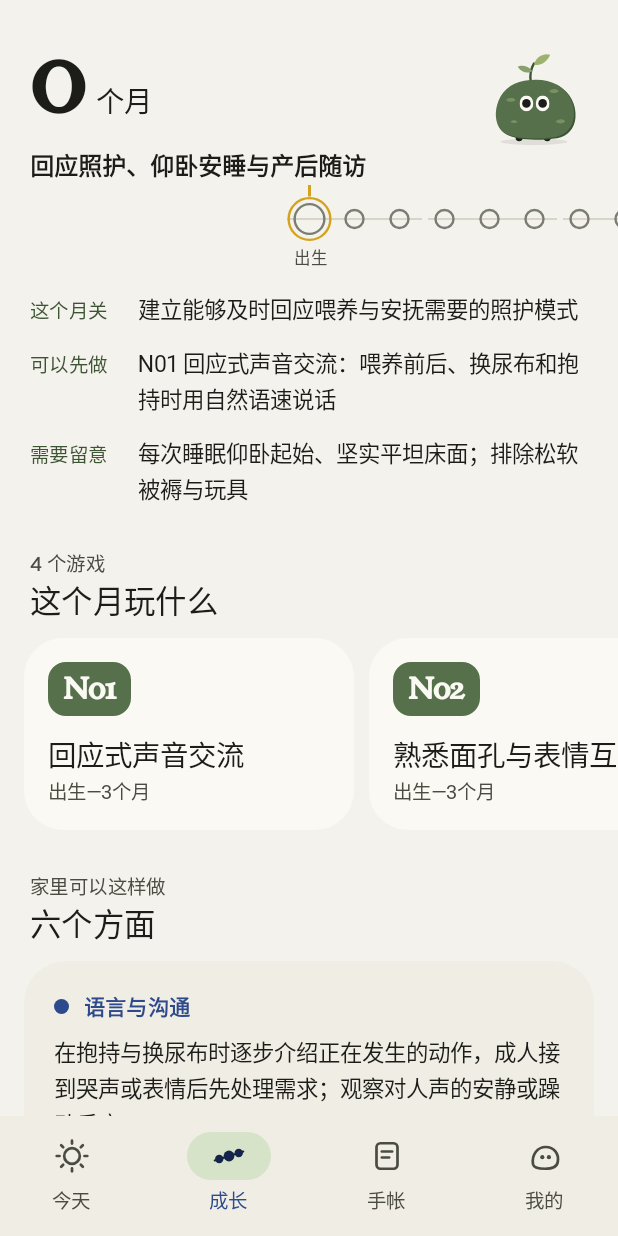
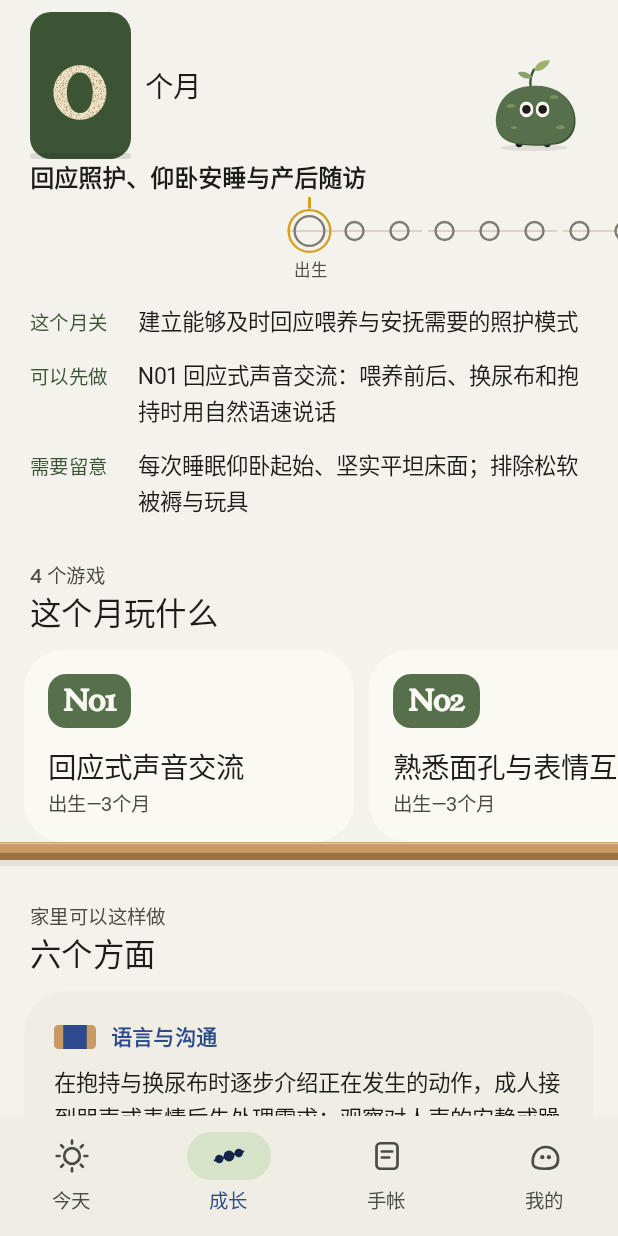
Before and after one commit to mjuvdeysii/mossling, an Android app built with Jetpack Compose: the GrowScreen screen opened through its navigation route, on a phone screen of 412 x 824 dp. Run offline under Robolectric (Android 15) with nearby library versions, the phone set to English and light mode, and no system bars; our stand-ins replace Room's generated code; Roboto replaces fonts that are not available here.

Commit message:
Mossling: Montessori vocabulary — sandpaper numerals, work tray, shelf, colour tablets, number rods, pink tower; dark-theme content colour fix; plan updated
Co-Authored-By: Claude Opus 5.5 <noreply@anthropic.com>
Claude-Session: https://claude.ai/code/session_01UTvD6AgKvTyZ1ghsbDDvi8

```diff
--- a/app/src/main/java/app/mossling/MosslingRoot.kt
+++ b/app/src/main/java/app/mossling/MosslingRoot.kt
@@ -15,6 +15,7 @@ import androidx.compose.material3.NavigationBar
 import androidx.compose.material3.NavigationBarItem
 import androidx.compose.material3.NavigationBarItemDefaults
 import androidx.compose.material3.Scaffold
+import androidx.compose.material3.Surface
 import androidx.compose.material3.SnackbarDuration
 import androidx.compose.material3.SnackbarHost
 import androidx.compose.material3.SnackbarHostState
@@ -87,8 +88,9 @@ private val Tabs = listOf(
 fun MosslingRoot(vm: AppViewModel, open: MutableStateFlow<String?>, askNotifications: () -> Unit = {}) {
     val ui by vm.ui.collectAsStateWithLifecycle()
     MosslingTheme(ui.settings.theme, ui.settings.companion) {
-        Box(Modifier.fillMaxSize().background(MaterialTheme.colorScheme.background)) {
-            if (!ui.ready) return@Box
+        // a Surface, not a bare background: it also sets the content colour, so text is right in the dark theme
+        Surface(Modifier.fillMaxSize(), color = MaterialTheme.colorScheme.background, contentColor = MaterialTheme.colorScheme.onBackground) {
+            if (!ui.ready) return@Surface
             var birthDialog by remember { mutableStateOf(false) }
             if (!ui.settings.onboarded) Onboarding(onBirth = { birthDialog = true }, onSkip = vm::finishOnboarding)
             else Shell(vm, open, askNotifications) { birthDialog = true }
--- /dev/null
+++ b/app/src/main/java/app/mossling/ui/components/Montessori.kt
@@ -0,0 +1,154 @@
+package app.mossling.ui.components
+
+import androidx.compose.foundation.Canvas
+import androidx.compose.foundation.layout.Box
+import androidx.compose.foundation.layout.BoxScope
+import androidx.compose.foundation.layout.Column
+import androidx.compose.foundation.layout.ColumnScope
+import androidx.compose.foundation.layout.fillMaxWidth
+import androidx.compose.foundation.layout.height
+import androidx.compose.foundation.layout.padding
+import androidx.compose.foundation.layout.size
+import androidx.compose.material3.MaterialTheme
+import androidx.compose.material3.Text
+import androidx.compose.runtime.Composable
+import androidx.compose.runtime.remember
+import androidx.compose.ui.Modifier
+import androidx.compose.ui.draw.drawBehind
+import androidx.compose.ui.geometry.CornerRadius
+import androidx.compose.ui.geometry.Offset
+import androidx.compose.ui.geometry.Size
+import androidx.compose.ui.graphics.Brush
+import androidx.compose.ui.graphics.Color
+import androidx.compose.ui.graphics.ImageBitmap
+import androidx.compose.ui.graphics.ImageShader
+import androidx.compose.ui.graphics.ShaderBrush
+import androidx.compose.ui.graphics.TileMode
+import androidx.compose.ui.graphics.asImageBitmap
+import androidx.compose.ui.graphics.drawscope.Stroke
+import androidx.compose.ui.text.TextStyle
+import androidx.compose.ui.unit.Dp
+import androidx.compose.ui.unit.dp
+import app.mossling.ui.theme.Palette
+import kotlin.random.Random
+
+/*
+ * The Montessori classroom, as the app's visual vocabulary:
+ *  - sandpaper numerals on green boards (the child's age),
+ *  - the work tray with its handles (today's play),
+ *  - number rods in alternating red and blue (how much of a kind is recorded),
+ *  - colour tablets with natural wood ends (the six areas),
+ *  - the low open shelf (the month's plays), and the golden bead chain (months).
+ */
+
+private val SandLight = Color(0xFFE9DCC0)
+private val SandDark = Color(0xFFB9A57E)
+val RodRed = Color(0xFFC0392B)
+val RodBlue = Color(0xFF2D4A8C)
+val Wood = Color(0xFFC99B63)
+val WoodDeep = Color(0xFF9C7444)
+val WoodLight = Color(0xFFE2C394)
+val TowerPink = Color(0xFFE6A7A4)
+
+/** A small tile of sand grain, built once; used as the fill of sandpaper numerals. */
+private object Sand {
+    val tile: ImageBitmap by lazy {
+        val n = 48; val px = IntArray(n * n); val r = Random(7)
+        for (i in px.indices) {
+            val t = r.nextFloat()
+            val c = if (t < 0.18f) SandDark else if (t < 0.24f) Color(0xFFF5EEDC) else SandLight
+            px[i] = android.graphics.Color.argb(255, (c.red * 255).toInt(), (c.green * 255).toInt(), (c.blue * 255).toInt())
+        }
+        android.graphics.Bitmap.createBitmap(px, n, n, android.graphics.Bitmap.Config.ARGB_8888).asImageBitmap()
+    }
+    val brush: Brush by lazy { ShaderBrush(ImageShader(tile, TileMode.Repeated, TileMode.Repeated)) }
+}
+
+/** A number in sandpaper, on its green board — the way children first trace numerals. */
+@Composable
+fun SandpaperNumber(text: String, style: TextStyle, modifier: Modifier = Modifier, board: Color = Palette.MossDeep) {
+    Box(
+        modifier.drawBehind {
+            drawRoundRect(board, cornerRadius = CornerRadius(14.dp.toPx()))
+            drawRoundRect(Color.Black.copy(alpha = 0.10f), topLeft = Offset(0f, size.height - 4.dp.toPx()), size = Size(size.width, 4.dp.toPx()), cornerRadius = CornerRadius(14.dp.toPx()))
+        }.padding(horizontal = 14.dp, vertical = 4.dp),
+    ) {
+        Text(text, style = style.copy(brush = Sand.brush))
+    }
+}
+
+/** A wooden work tray: a rim of natural wood, two cut-out handles, the work laid on the felt inside. */
+@Composable
+fun WorkTray(modifier: Modifier = Modifier, felt: Color = MaterialTheme.colorScheme.surfaceContainerLowest, content: @Composable ColumnScope.() -> Unit) {
+    Column(
+        modifier.drawBehind {
+            val r = 30.dp.toPx(); val rim = 10.dp.toPx()
+            drawRoundRect(WoodDeep, topLeft = Offset(0f, 3.dp.toPx()), size = size, cornerRadius = CornerRadius(r))
+            drawRoundRect(Wood, size = Size(size.width, size.height - 2.dp.toPx()), cornerRadius = CornerRadius(r))
+            // grain: two faint lines along the rim
+            drawLine(WoodLight.copy(alpha = 0.7f), Offset(r, rim * 0.45f), Offset(size.width - r, rim * 0.45f), 1.2.dp.toPx())
+            drawLine(WoodLight.copy(alpha = 0.5f), Offset(r, size.height - rim * 0.7f), Offset(size.width - r, size.height - rim * 0.7f), 1.dp.toPx())
+            // handles
+            val hw = 46.dp.toPx(); val hh = 6.dp.toPx()
+            drawRoundRect(WoodDeep, topLeft = Offset(size.width / 2 - hw / 2, rim * 0.3f), size = Size(hw, hh * 0.6f), cornerRadius = CornerRadius(hh))
+            drawRoundRect(felt, topLeft = Offset(rim, rim), size = Size(size.width - rim * 2, size.height - rim * 2 - 2.dp.toPx()), cornerRadius = CornerRadius(r - rim * 0.6f))
+        }.padding(start = 10.dp, end = 10.dp, top = 10.dp, bottom = 12.dp).padding(18.dp),
+        content = content,
+    )
+}
+
+/** A number rod: [total] segments alternating red and blue; the first [n] are filled. */
+@Composable
+fun NumberRod(n: Int, total: Int, modifier: Modifier = Modifier, height: Dp = 12.dp) {
+    val track = MaterialTheme.colorScheme.outlineVariant
+    Canvas(modifier.fillMaxWidth().height(height)) {
+        val k = total.coerceIn(1, 10)
+        val filled = if (total <= 0) 0 else ((n.toFloat() / total) * k + 0.001f).toInt().coerceIn(0, k)
+        val w = size.width / k
+        for (i in 0 until k) {
+            val c = if (i % 2 == 0) RodRed else RodBlue
+            val tl = Offset(w * i, 0f); val s = Size(w, size.height)
+            if (i < filled) drawRect(c, tl, s) else drawRect(track, tl + Offset(0.5f, 0.5f), Size(w - 1f, size.height - 1f), style = Stroke(1.dp.toPx()))
+        }
+        drawRoundRect(Color.Black.copy(alpha = 0.06f), Offset(0f, size.height * 0.62f), Size(w * filled, size.height * 0.38f), CornerRadius(0f))
+    }
+}
+
+/** A colour tablet: a strip of colour between two ends of natural wood. */
+@Composable
+fun ColorTablet(color: Color, modifier: Modifier = Modifier) {
+    Canvas(modifier.size(width = 28.dp, height = 16.dp)) {
+        val e = size.width * 0.22f; val cr = CornerRadius(3.dp.toPx())
+        drawRoundRect(Wood, size = size, cornerRadius = cr)
+        drawRect(color, Offset(e, 0f), Size(size.width - e * 2, size.height))
+    }
+}
+
+/** The low open shelf the month's plays stand on. */
+@Composable
+fun Shelf(modifier: Modifier = Modifier, content: @Composable BoxScope.() -> Unit) {
+    Box(modifier.drawBehind {
+        val plank = 12.dp.toPx(); val y = size.height - plank
+        drawRect(Color.Black.copy(alpha = 0.07f), Offset(0f, y + plank), Size(size.width, 4.dp.toPx()))
+        drawRect(WoodDeep, Offset(0f, y + plank * 0.55f), Size(size.width, plank * 0.45f))
+        drawRect(Wood, Offset(0f, y), Size(size.width, plank * 0.6f))
+        drawLine(WoodLight, Offset(0f, y + 1.dp.toPx()), Offset(size.width, y + 1.dp.toPx()), 1.dp.toPx())
+    }.padding(bottom = 12.dp), content = content)
+}
+
+/** The pink tower: ten cubes, largest at the bottom; [n] of [total] built. */
+@Composable
+fun PinkTower(n: Int, total: Int, modifier: Modifier = Modifier) {
+    val ghost = MaterialTheme.colorScheme.outlineVariant
+    Canvas(modifier.size(64.dp, 72.dp)) {
+        val k = 10; val built = if (total <= 0) 0 else ((n.toFloat() / total) * k).toInt().coerceIn(0, k)
+        var y = size.height
+        for (i in 0 until k) {
+            val s = size.width * (1f - i * 0.085f); val h = size.height / 12f
+            y -= h
+            val tl = Offset((size.width - s) / 2, y)
+            if (i < built) { drawRect(TowerPink, tl, Size(s, h)); drawRect(Color.Black.copy(alpha = 0.08f), Offset(tl.x, tl.y + h * 0.7f), Size(s, h * 0.3f)) }
+            else drawRect(ghost, tl, Size(s, h), style = Stroke(1.dp.toPx()))
+        }
+    }
+}
--- a/app/src/main/java/app/mossling/ui/grow/GrowScreen.kt
+++ b/app/src/main/java/app/mossling/ui/grow/GrowScreen.kt
@@ -48,6 +48,9 @@ import app.mossling.data.Play
 import app.mossling.data.TickKind
 import app.mossling.ui.components.BeadChain
 import app.mossling.ui.components.Plate
+import app.mossling.ui.components.SandpaperNumber
+import app.mossling.ui.components.Shelf
+import app.mossling.ui.components.ColorTablet
 import app.mossling.ui.components.SectionTitle
 import app.mossling.ui.components.areaColor
 import app.mossling.ui.ip.Creature
@@ -75,9 +78,9 @@ fun GrowScreen(ui: AppUi, month: Int, a: GrowActions, modifier: Modifier = Modif
                     (slideInHorizontally(tween(220)) { dir * it / 3 } + fadeIn(tween(220))) togetherWith (slideOutHorizontally(tween(180)) { -dir * it / 3 } + fadeOut(tween(160)))
                 }, label = "month", modifier = Modifier.weight(1f)) { m ->
                     Column {
-                        Row(verticalAlignment = Alignment.Bottom) {
-                            Text("$m", style = MaterialTheme.typography.displayMedium, modifier = Modifier.alignByBaseline())
-                            Text(" 个月", style = MaterialTheme.typography.titleLarge, modifier = Modifier.alignByBaseline())
+                        Row(verticalAlignment = Alignment.CenterVertically) {
+                            SandpaperNumber("$m", MaterialTheme.typography.displayMedium)
+                            Text("  个月", style = MaterialTheme.typography.titleLarge)
                         }
                         Text(c.month(m).title, style = MaterialTheme.typography.titleMedium, maxLines = 2, overflow = TextOverflow.Ellipsis)
                     }
@@ -118,8 +121,10 @@ private fun MonthBody(ui: AppUi, mo: Month, m: Int, a: GrowActions, companion: K
         val plays = (listOfNotNull(mo.feature) + mo.activities).distinct().mapNotNull(play)
         if (plays.isNotEmpty()) item("plays") {
             SectionTitle("这个月玩什么", kicker = "${plays.size} 个游戏")
-            LazyRow(contentPadding = PaddingValues(horizontal = 16.dp), horizontalArrangement = Arrangement.spacedBy(10.dp)) {
-                items(plays, key = { it.code }) { p -> PlayCard(p, ui.ticked(m, TickKind.Did, p.code), companion) { a.openPlay(p.code, m) } }
+            Shelf(Modifier.fillMaxWidth()) {
+                LazyRow(contentPadding = PaddingValues(horizontal = 16.dp), horizontalArrangement = Arrangement.spacedBy(10.dp)) {
+                    items(plays, key = { it.code }) { p -> PlayCard(p, ui.ticked(m, TickKind.Did, p.code), companion) { a.openPlay(p.code, m) } }
+                }
             }
         }
         item("areas") {
@@ -128,7 +133,7 @@ private fun MonthBody(ui: AppUi, mo: Month, m: Int, a: GrowActions, companion: K
                 mo.domains.forEach { d ->
                     Plate(Modifier.fillMaxWidth(), color = MaterialTheme.colorScheme.surfaceContainerLow) {
                         Row(verticalAlignment = Alignment.CenterVertically) {
-                            Box(Modifier.size(10.dp).clip(CircleShape).background(areaColor(d.key)))
+                            ColorTablet(areaColor(d.key))
                             Spacer(Modifier.width(10.dp))
                             Text(d.name, style = MaterialTheme.typography.titleSmall, color = areaColor(d.key))
                             if (d.key == mo.focus) { Spacer(Modifier.width(8.dp)); Text("本月重点", style = MaterialTheme.typography.labelSmall, color = Palette.Bead) }
```
Also changed, not shown: app/src/main/java/app/mossling/ui/today/TodayScreen.kt (+9 -4 lines), app/src/main/java/app/mossling/ui/you/YouScreen.kt (+7 -7 lines), 2 other files.
